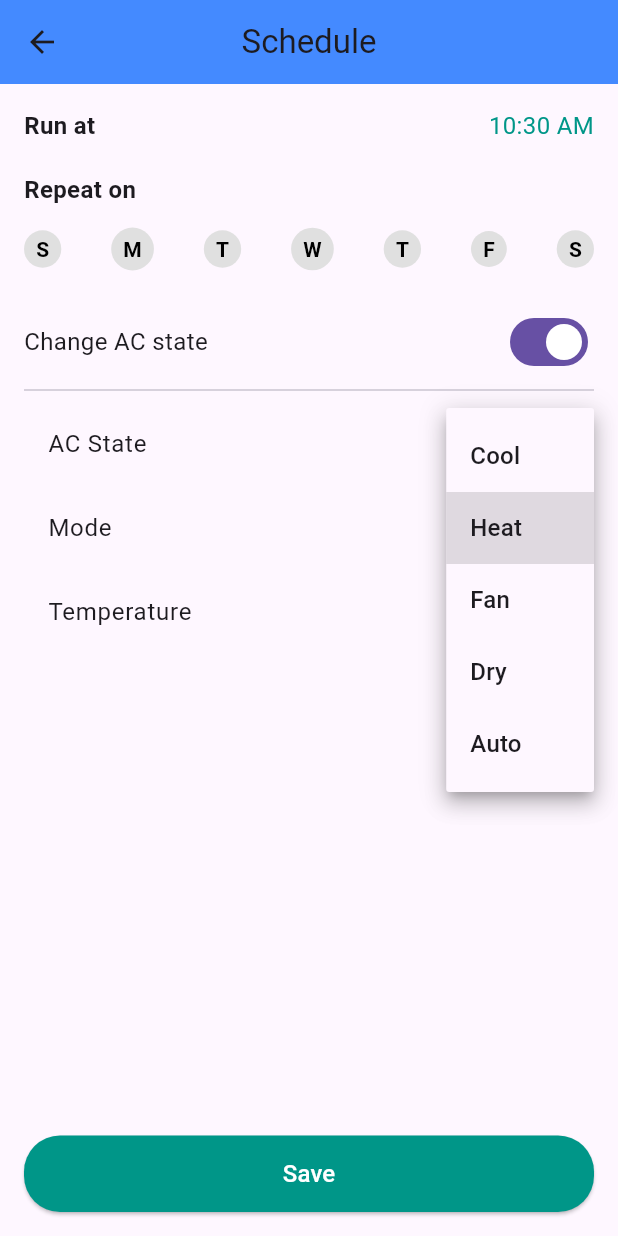
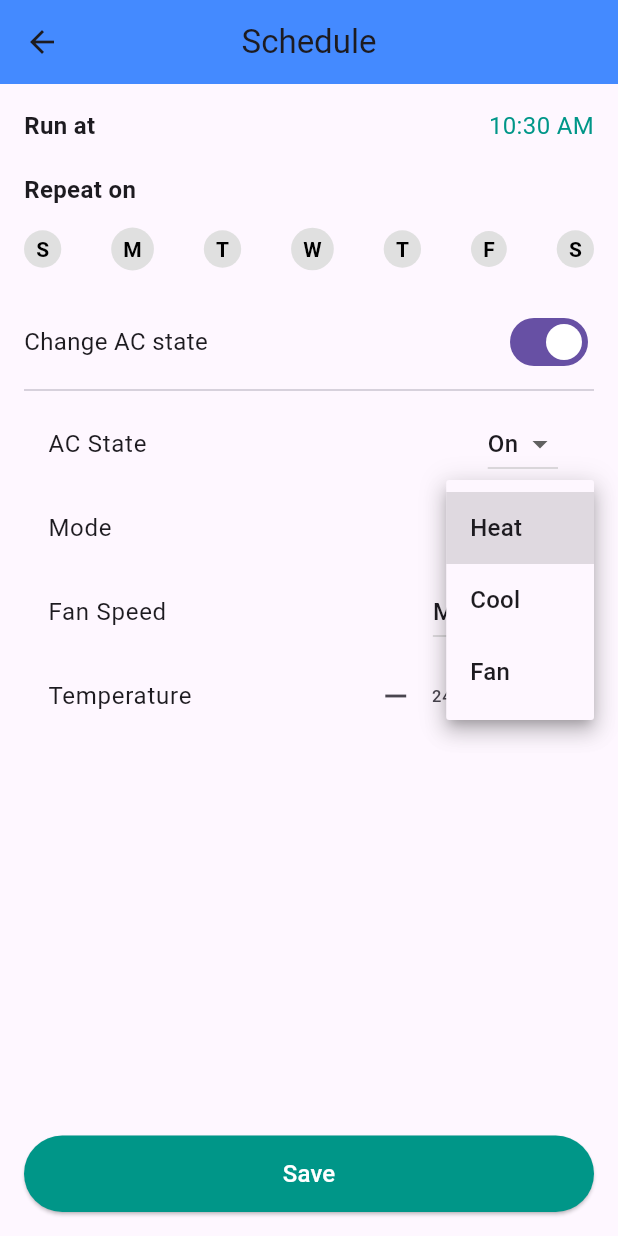
Before and after one commit to DavidNis/IOT_Project, a Flutter app: the ScheduleScreen screen opened directly, after a tap on "Heat", on a phone screen of 412 x 824 dp. Run offline on Flutter 3.47's test engine with Material 3 defaults, Android fonts, the phone set to English and light mode, and no system bars; our stand-ins replace firebase_auth, firebase_core, firebase_database, fl_chart, geolocator; accounts and stored records are empty.

Commit message:
Update schedule_screen.dart

```diff
--- a/App/lib/Screens/schedule_screen.dart
+++ b/App/lib/Screens/schedule_screen.dart
@@ -1,4 +1,6 @@
+import 'dart:async';
 import 'package:flutter/material.dart';
+import 'package:firebase_database/firebase_database.dart';
 import 'package:http/http.dart' as http;
 
 class ScheduleScreen extends StatefulWidget {
@@ -13,6 +15,60 @@ class _ScheduleScreenState extends State<ScheduleScreen> {
   String acState = "On";
   String mode = "Heat";
   double temperature = 24;
+  String fanSpeed = "Medium";
+
+  final DatabaseReference scheduleRef = FirebaseDatabase.instance.ref().child('Schedule');
+  StreamSubscription<DatabaseEvent>? _scheduleSubscription;
+
+  @override
+  void initState() {
+    super.initState();
+    _loadScheduleFromFirebase(); // Load saved schedule on page entry
+  }
+
+  @override
+  void dispose() {
+    _scheduleSubscription?.cancel();
+    super.dispose();
+  }
+
+  // Load schedule from Firebase on page entry
+  Future<void> _loadScheduleFromFirebase() async {
+    try {
+      _scheduleSubscription = scheduleRef.onValue.listen((event) {
+        final data = event.snapshot.value as Map<dynamic, dynamic>?;
+
+        if (data != null) {
+          if (!mounted) return;
+          setState(() {
+            // Time
+            if (data.containsKey("runAt") && data["runAt"] is String) {
+              List<String> timeParts = data["runAt"].split(":");
+              if (timeParts.length == 2) {
+                selectedTime = TimeOfDay(
+                  hour: int.tryParse(timeParts[0]) ?? selectedTime.hour,
+                  minute: int.tryParse(timeParts[1]) ?? selectedTime.minute,
+                );
+              }
+            }
+
+            // Repeat Days
+            if (data.containsKey("repeatDays") && data["repeatDays"] is String) {
+              repeatDays = List.generate(7, (index) => data["repeatDays"][index] == "1");
+            }
+
+            // AC Settings
+            acState = data["acState"] ?? acState;
+            mode = data["mode"] ?? mode;
+            temperature = (data["temperature"] is num) ? (data["temperature"] as num).toDouble() : temperature;
+            fanSpeed = data["fanSpeed"] ?? fanSpeed;
+          });
+        }
+      });
+    } catch (e) {
+      print("Error loading from Firebase: $e");
+    }
+  }
 
   // Function to select time using a time picker
   Future<void> _selectTime(BuildContext context) async {
@@ -21,35 +77,65 @@ class _ScheduleScreenState extends State<ScheduleScreen> {
       initialTime: selectedTime,
     );
     if (picked != null && picked != selectedTime) {
+      if (!mounted) return;
       setState(() {
         selectedTime = picked;
       });
     }
   }
 
-  // Function to send schedule data to ESP32
+  // Save schedule to Firebase
+  Future<void> saveScheduleToFirebase() async {
+    final String formattedTime = "${selectedTime.hour.toString().padLeft(2, '0')}:${selectedTime.minute.toString().padLeft(2, '0')}";
+    final String repeatDaysString = repeatDays.map((e) => e ? "1" : "0").join("");
+
+    try {
+      await scheduleRef.set({
+        "runAt": formattedTime,
+        "repeatDays": repeatDaysString,
+        "acState": acState,
+        "mode": mode,
+        "temperature": temperature,
+        "fanSpeed": fanSpeed,
+      });
+
+      if (!mounted) return;
+      ScaffoldMessenger.of(context).showSnackBar(SnackBar(content: Text("Schedule saved successfully!")));
+    } catch (e) {
+      print("Error saving to Firebase: $e");
+      if (!mounted) return;
+      ScaffoldMessenger.of(context).showSnackBar(SnackBar(content: Text("Failed to save schedule! Error: $e")));
+    }
+  }
+
+  // Send schedule to ESP32
   Future<void> sendScheduleToESP32() async {
-    final String esp32Url = "http://192.168.1.100/set_schedule"; // Replace with your ESP32's IP address
+    final String esp32Url = "http://192.168.1.100/set_schedule"; // Replace with ESP32 IP
 
+    try {
       final response = await http.post(
         Uri.parse(esp32Url),
         body: {
           "time": selectedTime.format(context),
-        "days": repeatDays.map((e) => e ? "1" : "0").join(""), // For example "1000010"
+          "days": repeatDays.map((e) => e ? "1" : "0").join(""),
           "ac_state": acState,
           "mode": mode,
           "temperature": temperature.toString(),
+          "fan_speed": fanSpeed,
         },
       );
 
       if (response.statusCode == 200) {
-      ScaffoldMessenger.of(context).showSnackBar(
-        SnackBar(content: Text("Schedule sent successfully!")),
-      );
+        if (!mounted) return;
+        ScaffoldMessenger.of(context).showSnackBar(SnackBar(content: Text("Schedule sent successfully to ESP32!")));
       } else {
-      ScaffoldMessenger.of(context).showSnackBar(
-        SnackBar(content: Text("Failed to send schedule! Error: ${response.statusCode}")),
-      );
+        if (!mounted) return;
+        ScaffoldMessenger.of(context).showSnackBar(SnackBar(content: Text("Failed to send schedule! Error: ${response.statusCode}")));
+      }
+    } catch (e) {
+      print("Error sending schedule to ESP32: $e");
+      if (!mounted) return;
+      ScaffoldMessenger.of(context).showSnackBar(SnackBar(content: Text("Failed to send schedule! Error: $e")));
     }
   }
 
@@ -60,7 +146,7 @@ class _ScheduleScreenState extends State<ScheduleScreen> {
         leading: IconButton(
           icon: Icon(Icons.arrow_back),
           onPressed: () {
-          Navigator.pop(context); // Ensures the current screen is popped from the stack
+            Navigator.pop(context);
           },
         ),
         title: Text("Schedule"),
@@ -76,26 +162,17 @@ class _ScheduleScreenState extends State<ScheduleScreen> {
             Row(
               mainAxisAlignment: MainAxisAlignment.spaceBetween,
               children: [
-                Text(
-                  "Run at",
-                  style: TextStyle(fontSize: 16, fontWeight: FontWeight.bold),
-                ),
+                Text("Run at", style: TextStyle(fontSize: 16, fontWeight: FontWeight.bold)),
                 GestureDetector(
                   onTap: () => _selectTime(context),
-                  child: Text(
-                    "${selectedTime.format(context)}",
-                    style: TextStyle(fontSize: 16, color: Colors.teal),
-                  ),
+                  child: Text("${selectedTime.format(context)}", style: TextStyle(fontSize: 16, color: Colors.teal)),
                 ),
               ],
             ),
             SizedBox(height: 20),
 
             // Repeat Days
-            Text(
-              "Repeat on",
-              style: TextStyle(fontSize: 16, fontWeight: FontWeight.bold),
-            ),
+            Text("Repeat on", style: TextStyle(fontSize: 16, fontWeight: FontWeight.bold)),
             SizedBox(height: 10),
             Row(
               mainAxisAlignment: MainAxisAlignment.spaceBetween,
@@ -115,10 +192,7 @@ class _ScheduleScreenState extends State<ScheduleScreen> {
                     ),
                     child: Text(
                       day,
-                      style: TextStyle(
-                        color: repeatDays[index] ? Colors.white : Colors.black,
-                        fontWeight: FontWeight.bold,
-                      ),
+                      style: TextStyle(color: repeatDays[index] ? Colors.white : Colors.black, fontWeight: FontWeight.bold),
                     ),
                   ),
                 );
@@ -143,7 +217,7 @@ class _ScheduleScreenState extends State<ScheduleScreen> {
             ),
             Divider(),
 
-            // Temperature Adjustment
+            // AC Settings
             if (changeAcState)
               Column(
                 children: [
@@ -151,43 +225,49 @@ class _ScheduleScreenState extends State<ScheduleScreen> {
                     title: Text("AC State"),
                     trailing: DropdownButton<String>(
                       value: acState,
-                      onChanged: (value) {
-                        setState(() {
-                          acState = value!;
-                        });
-                      },
-                      items: ["On", "Off"]
-                          .map((e) => DropdownMenuItem(value: e, child: Text(e)))
-                          .toList(),
+                      onChanged: (value) => setState(() => acState = value!),
+                      items: ["On", "Off"].map((e) => DropdownMenuItem(value: e, child: Text(e))).toList(),
                     ),
                   ),
                   ListTile(
                     title: Text("Mode"),
                     trailing: DropdownButton<String>(
                       value: mode,
-                      onChanged: (value) {
-                        setState(() {
-                          mode = value!;
-                        });
-                      },
-                      items: ["Cool", "Heat", "Fan", "Dry", "Auto"] // TODO: maybe remove anything but cool and heat.
-                          .map((e) => DropdownMenuItem(value: e, child: Text(e)))
-                          .toList(),
+                      onChanged: (value) => setState(() => mode = value!),
+                      items: ["Heat", "Cool", "Fan"].map((e) => DropdownMenuItem(value: e, child: Text(e))).toList(),
+                    ),
+                  ),
+                  ListTile(
+                    title: Text("Fan Speed"),
+                    trailing: DropdownButton<String>(
+                      value: fanSpeed,
+                      onChanged: (value) => setState(() => fanSpeed = value!),
+                      items: ["Low", "Medium", "High"].map((e) => DropdownMenuItem(value: e, child: Text(e))).toList(),
                     ),
                   ),
                   ListTile(
                     title: Text("Temperature"),
-                    trailing: DropdownButton<double>(
-                      value: temperature,
-                      onChanged: (value) {
+                    trailing: Row(
+                      mainAxisSize: MainAxisSize.min,
+                      children: [
+                        IconButton(
+                          icon: Icon(Icons.remove),
+                          onPressed: () {
                             setState(() {
-                          temperature = value!;
+                              temperature = (temperature - 1).clamp(16, 30);
                             });
                           },
-                      items: List.generate(
-                          15, (index) => (16 + index).toDouble())
-                          .map((e) => DropdownMenuItem(value: e, child: Text("$e")))
-                          .toList(),
+                        ),
+                        Text("${temperature.toStringAsFixed(1)}°C"),
+                        IconButton(
+                          icon: Icon(Icons.add),
+                          onPressed: () {
+                            setState(() {
+                              temperature = (temperature + 1).clamp(16, 30);
+                            });
+                          },
+                        ),
+                      ],
                     ),
                   ),
                 ],
@@ -200,19 +280,11 @@ class _ScheduleScreenState extends State<ScheduleScreen> {
               width: double.infinity,
               child: ElevatedButton(
                 onPressed: () async {
+                  await saveScheduleToFirebase();
                   await sendScheduleToESP32();
                 },
-                style: ElevatedButton.styleFrom(
-                  backgroundColor: Colors.teal,
-                  padding: EdgeInsets.symmetric(vertical: 14),
-                  shape: RoundedRectangleBorder(
-                    borderRadius: BorderRadius.circular(24),
-                  ),
-                ),
-                child: Text(
-                  "Save",
-                  style: TextStyle(fontSize: 16, color: Colors.white),
-                ),
+                style: ElevatedButton.styleFrom(backgroundColor: Colors.teal, padding: EdgeInsets.symmetric(vertical: 14)),
+                child: Text("Save", style: TextStyle(fontSize: 16, color: Colors.white)),
               ),
             ),
           ],
```
Lines whose indentation alone changed are shown as unchanged.
